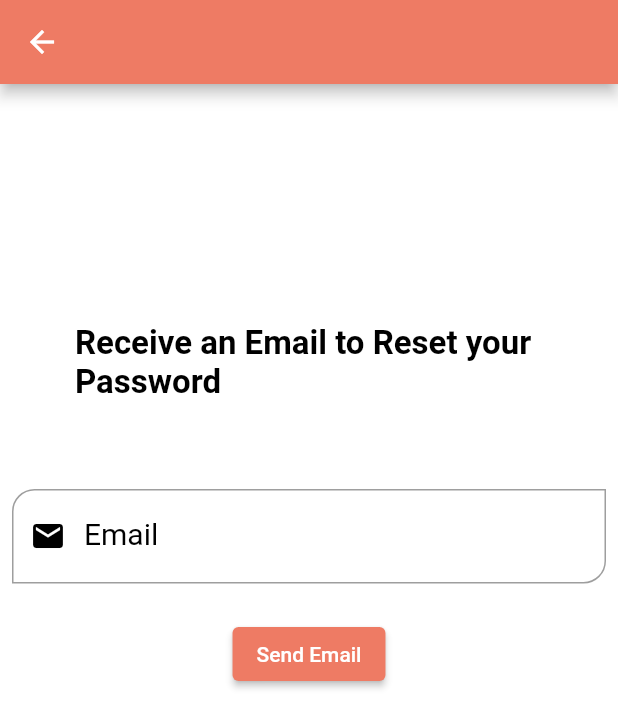
After one commit to Mounika143144/ChatMeApp_Repo, a Flutter app: the screen it shows after launch, after a tap on "Forgot Password?", on a phone screen of 412 x 824 dp. The commit adds this screen. Shown: the top 728 px of the screen. Run offline on Flutter 3.47's test engine with Material 2 defaults, Android fonts, the phone set to English and light mode, and no system bars; our stand-ins replace cloud_firestore, firebase_auth, firebase_core, shared_preferences; missing offline and left inert: cloud_firestore_web, firebase_auth_web, firebase_core_web, shared_preferences_web; accounts and stored records are empty.

Commit message:
forgot password

```diff
--- /dev/null
+++ b/lib/pages/auth/forgot_password.dart
@@ -0,0 +1,135 @@
+import 'package:chatme/pages/auth/login_page.dart';
+import 'package:chatme/widgets/common_widgets.dart';
+import 'package:firebase_auth/firebase_auth.dart';
+import 'package:flutter/material.dart';
+
+class ForgotPassword extends StatefulWidget {
+  const ForgotPassword({super.key});
+
+  @override
+  State<ForgotPassword> createState() => _ForgotPasswordState();
+}
+
+class _ForgotPasswordState extends State<ForgotPassword> {
+  final formKey = GlobalKey<FormState>();
+  AutovalidateMode autovalidate = AutovalidateMode.disabled;
+  final emailController = TextEditingController();
+
+  @override
+  void dispose() {
+    emailController.dispose();
+    super.dispose();
+  }
+
+  void showSnackBar(String text) {
+    ScaffoldMessenger.of(context).showSnackBar(
+      SnackBar(
+          content: Text(
+            text,
+            style: const TextStyle(
+              color: Colors.white,
+              fontSize: 15,
+              fontWeight: FontWeight.w600,
+            ),
+          ),
+          backgroundColor: Colors.blue),
+    );
+  }
+
+  @override
+  Widget build(BuildContext context) {
+    return SafeArea(
+      child: Scaffold(
+          appBar: AppBar(backgroundColor: Theme.of(context).primaryColor,
+            leading: IconButton(
+              icon: const Icon(Icons.arrow_back),
+              onPressed: () {
+                nextScreen(context, const LoginPage());
+              },
+            ),
+          ),
+          body: Center(
+            child: Padding(
+              padding: const EdgeInsets.fromLTRB(0, 110, 0, 0),
+              child: Form(
+                  key: formKey,
+                  child: Column(
+                    children: [
+                      const Padding(
+                        padding: EdgeInsets.all(50.0),
+                        child: Text(
+                          'Receive an Email to Reset your Password',
+                          style: TextStyle(
+                            fontSize: 22,
+                            fontWeight: FontWeight.bold,
+                            color: Colors.black,
+                          ),
+                        ),
+                      ),
+                      Padding(
+                        padding: const EdgeInsets.all(8.0),
+                        child: TextFormField(
+                          autovalidateMode: autovalidate,
+                          validator: (mail) {
+                            if (!mail.toString().contains('@')) {
+                              return "Please enter a valid email";
+                            }
+                            if (mail == null || mail.isEmpty) {
+                              return "Enter your email";
+                            }
+                            return null;
+                          },
+                          controller: emailController,
+                          decoration: const InputDecoration(
+                            hintText: 'Enter Email ID',
+                            hintStyle: TextStyle(color: Colors.black),
+                            labelText: 'Email',
+                            labelStyle: TextStyle(color: Colors.black),
+                            prefixIcon: Icon(
+                              Icons.email,
+                              color: Colors.black,
+                            ),
+                            border: OutlineInputBorder(
+                                borderSide:
+                                    BorderSide(color: Colors.black, width: 0.1),
+                                borderRadius: BorderRadius.only(
+                                    topLeft: Radius.circular(15),
+                                    bottomRight: Radius.circular(15))),
+                            focusedBorder: OutlineInputBorder(
+                                borderSide: BorderSide(
+                                  color: Color.fromARGB(255, 58, 107, 58),
+                                ),
+                                borderRadius: BorderRadius.only(
+                                    topLeft: Radius.circular(15),
+                                    bottomRight: Radius.circular(15))),
+                          ),
+                          style: const TextStyle(
+                              fontSize: 20, fontWeight: FontWeight.normal),
+                        ),
+                      ),
+                      const SizedBox(height: 15,),
+                      ElevatedButton(
+                          style: ElevatedButton.styleFrom(
+                              backgroundColor: Theme.of(context).primaryColor),
+                          onPressed: () {
+                            if (formKey.currentState!.validate()) {
+                              try {
+                                ResetPassword(emailController.text);
+                                showSnackBar('Email sent successfully');
+                              } on FirebaseAuthException catch (e) {
+                                showSnackBar(e.message.toString());
+                              }
+                            }
+                          },
+                          child: const Text('Send Email'))
+                    ],
+                  )),
+            ),
+          )),
+    );
+  }
+}
+
+Future ResetPassword(String email) async {
+  await FirebaseAuth.instance.sendPasswordResetEmail(email: email);
+}
--- a/lib/pages/auth/login_page.dart
+++ b/lib/pages/auth/login_page.dart
@@ -1,4 +1,5 @@
 import 'package:chatme/helper/helper_function.dart';
+import 'package:chatme/pages/auth/forgot_password.dart';
 import 'package:chatme/pages/auth/register_page.dart';
 import 'package:chatme/pages/home_page.dart';
 import 'package:chatme/service/auth_service.dart';
@@ -97,6 +98,18 @@ class _LoginPageState extends State<LoginPage> {
                         const SizedBox(
                           height: 20,
                         ),
+                        GestureDetector(
+                          child: const Text(
+                            'Forgot Password?',
+                            style: TextStyle(
+                                decoration: TextDecoration.underline,
+                                fontSize: 14,
+                                color: Colors.black),
+                          ),
+                          onTap: () {
+                            nextScreen(context, const ForgotPassword());
+                          },
+                        ),
                         SizedBox(
                           width: double.infinity,
                           child: ElevatedButton(
@@ -169,7 +182,7 @@ class _LoginPageState extends State<LoginPage> {
           });
         }
       });
-    }else{
+    } else {
       print('in else');
     }
   }
```
